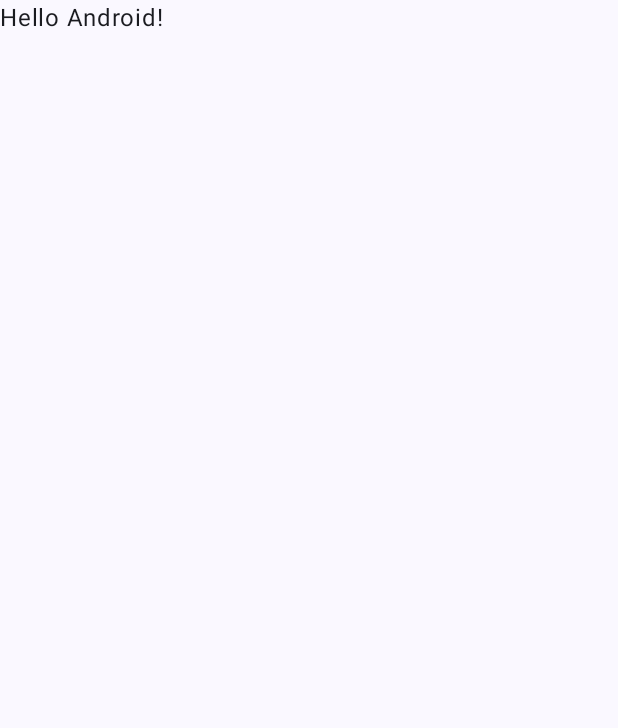
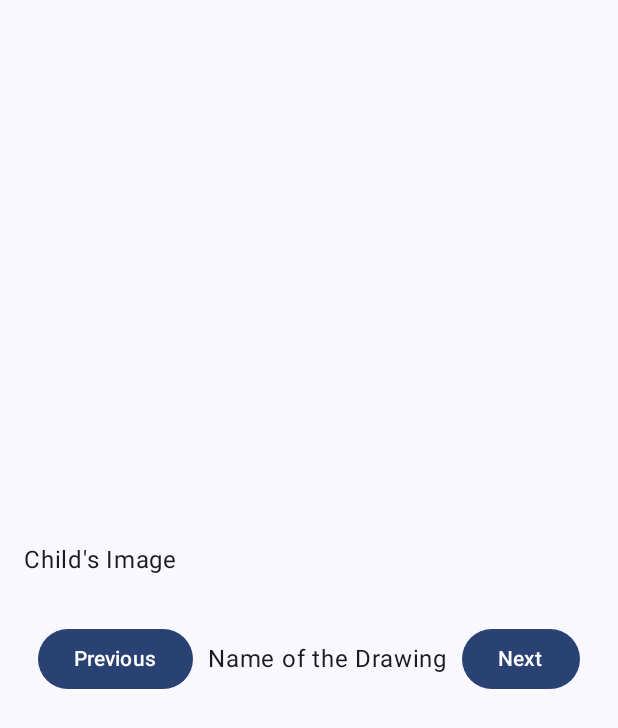
Before and after one commit to rafaover/ChildArtRoom, an Android app built with Jetpack Compose: the screen it shows after launch (MainActivity), on a phone screen of 412 x 824 dp. Before the commit the part shown is almost empty. Shown: the top 728 px of the screen. Run offline under Robolectric (Android 15) with nearby library versions, the phone set to English and light mode, and no system bars.

Commit message:
MainActivity.kt: - Added MainSliderLayout. Basic layout to start.

```diff
--- a/app/src/main/java/com/feeltheboard/childartroom/MainActivity.kt
+++ b/app/src/main/java/com/feeltheboard/childartroom/MainActivity.kt
@@ -1,15 +1,25 @@
 package com.feeltheboard.childartroom
 
 import android.os.Bundle
+import android.widget.Space
 import androidx.activity.ComponentActivity
 import androidx.activity.compose.setContent
+import androidx.compose.foundation.layout.Arrangement
+import androidx.compose.foundation.layout.Column
+import androidx.compose.foundation.layout.Row
+import androidx.compose.foundation.layout.Spacer
 import androidx.compose.foundation.layout.fillMaxSize
+import androidx.compose.foundation.layout.fillMaxWidth
+import androidx.compose.foundation.layout.padding
+import androidx.compose.material3.Button
 import androidx.compose.material3.MaterialTheme
 import androidx.compose.material3.Surface
 import androidx.compose.material3.Text
 import androidx.compose.runtime.Composable
+import androidx.compose.ui.Alignment
 import androidx.compose.ui.Modifier
 import androidx.compose.ui.tooling.preview.Preview
+import androidx.compose.ui.unit.dp
 import com.feeltheboard.childartroom.ui.theme.ChildArtRoomTheme
 
 class MainActivity : ComponentActivity() {
@@ -17,12 +27,11 @@ class MainActivity : ComponentActivity() {
         super.onCreate(savedInstanceState)
         setContent {
             ChildArtRoomTheme {
-                // A surface container using the 'background' color from the theme
                 Surface(
                     modifier = Modifier.fillMaxSize(),
                     color = MaterialTheme.colorScheme.background
                 ) {
-                    Greeting("Android")
+                    MainSliderLayout()
                 }
             }
         }
@@ -30,17 +39,47 @@ class MainActivity : ComponentActivity() {
 }
 
 @Composable
-fun Greeting(name: String, modifier: Modifier = Modifier) {
-    Text(
-        text = "Hello $name!",
-        modifier = modifier
-    )
+fun MainSliderLayout() {
+    Column(
+        modifier = Modifier
+            .fillMaxSize()
+            .padding(16.dp),
+        verticalArrangement = Arrangement.Center,
+        horizontalAlignment = Alignment.CenterHorizontally,
+    ) {
+        Surface(
+            modifier = Modifier
+                .fillMaxWidth(),
+            color = MaterialTheme.colorScheme.surface,
+            shape = MaterialTheme.shapes.large
+        ) {
+            // Image(painter = TODO(), contentDescription = null)
+            Text(text = "Child's Image")
+        }
+        Spacer(modifier = Modifier.padding(bottom = 30.dp))
+        Row(
+            modifier = Modifier
+                .fillMaxWidth(),
+            horizontalArrangement = Arrangement.SpaceEvenly,
+            verticalAlignment = Alignment.CenterVertically
+        ) {
+            Button(onClick = { /*TODO*/ }) {
+                // Icon(painter = TODO(), contentDescription = null)
+                Text(text = "Previous")
+            }
+            Text(text = "Name of the Drawing")
+            Button(onClick = { /*TODO*/ }) {
+                // Icon(painter = TODO(), contentDescription =null)
+                Text(text = "Next")
+            }
+        }
+    }
 }
 
 @Preview(showBackground = true)
 @Composable
-fun GreetingPreview() {
+fun MainActivityPreview() {
     ChildArtRoomTheme {
-        Greeting("Android")
+        MainSliderLayout()
     }
 }
```
